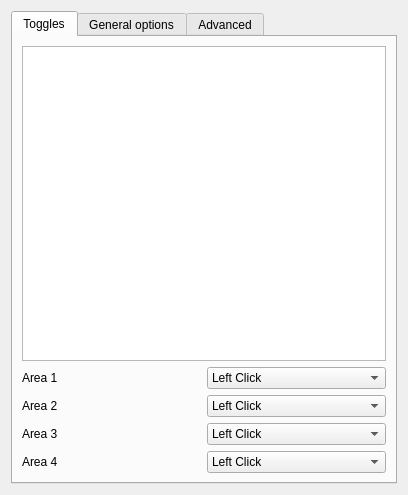
Before: the Qt Designer form stuff/configuration.ui in pnegre/python-whiteboard, drawn with Qt 5.
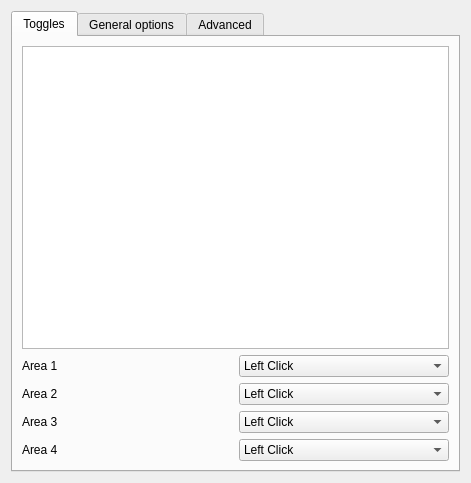
After: the same form once the commit is applied.

```diff
--- a/stuff/configuration.ui
+++ b/stuff/configuration.ui
@@ -6,8 +6,8 @@
    <rect>
     <x>0</x>
     <y>0</y>
-    <width>408</width>
-    <height>495</height>
+    <width>457</width>
+    <height>483</height>
    </rect>
   </property>
   <property name="windowTitle">
@@ -22,6 +22,12 @@
      <property name="enabled">
       <bool>true</bool>
      </property>
+     <property name="minimumSize">
+      <size>
+       <width>449</width>
+       <height>0</height>
+      </size>
+     </property>
      <property name="currentIndex">
       <number>0</number>
      </property>
```
